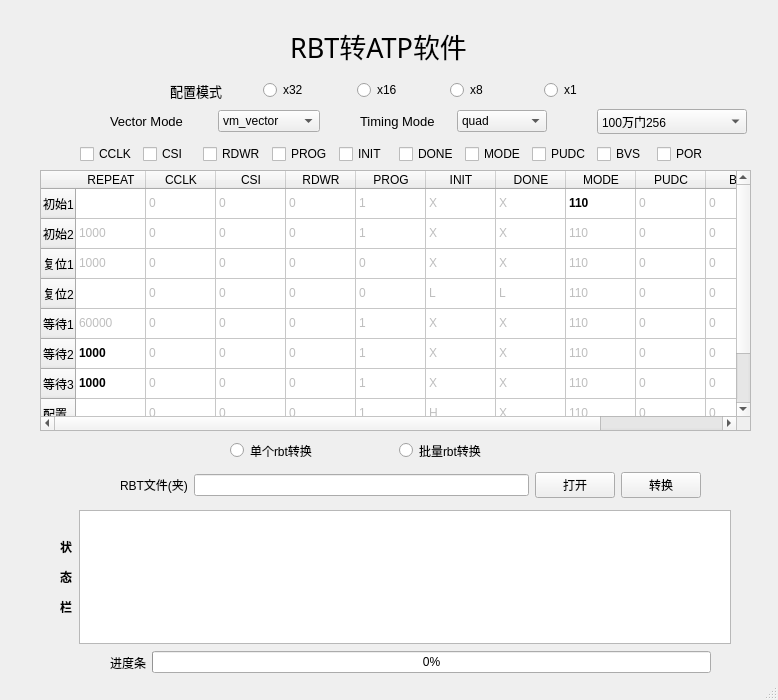
First picture: the form in RBT2ATP/RBT2ATPgui.ui, repository spincat12138/FPGA_tools, before the edit.
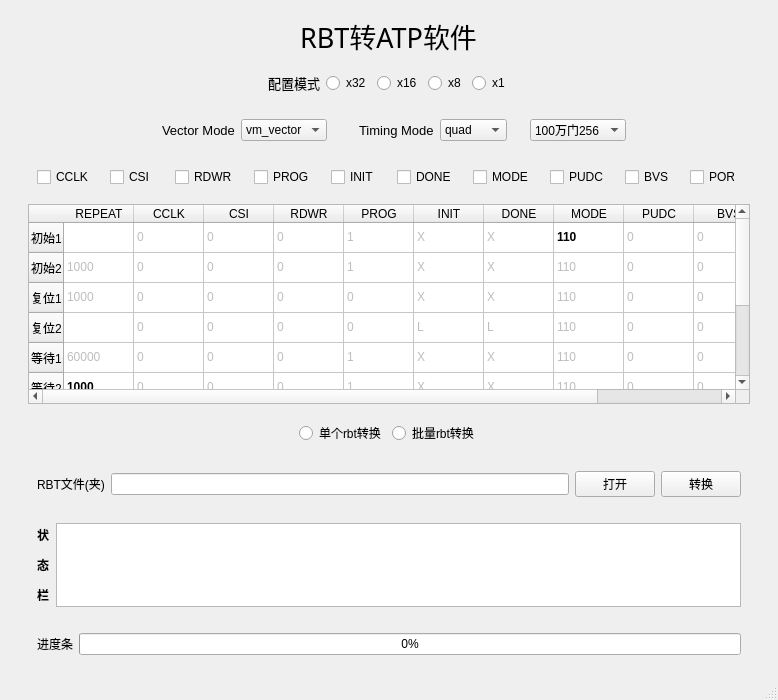
Second picture: the form after the edit.

Commit message: fix: RBT2ATP工具ui界面实现大小随窗口变化

```diff
--- a/RBT2ATP/RBT2ATPgui.ui
+++ b/RBT2ATP/RBT2ATPgui.ui
@@ -14,15 +14,24 @@
    <string>RBT转ATP软件</string>
   </property>
   <widget class="QWidget" name="centralwidget">
+   <layout class="QVBoxLayout" name="verticalLayout_main">
+    <property name="leftMargin">
+     <number>28</number>
+    </property>
+    <property name="topMargin">
+     <number>16</number>
+    </property>
+    <property name="rightMargin">
+     <number>28</number>
+    </property>
+    <property name="bottomMargin">
+     <number>14</number>
+    </property>
+    <property name="spacing">
+     <number>8</number>
+    </property>
+    <item alignment="Qt::AlignHCenter">
    <widget class="QLabel" name="title">
-    <property name="geometry">
-     <rect>
-      <x>290</x>
-      <y>30</y>
-      <width>201</width>
-      <height>31</height>
-     </rect>
-    </property>
     <property name="font">
      <font>
       <family>黑体</family>
@@ -41,16 +50,328 @@
     <property name="text">
      <string>RBT转ATP软件</string>
     </property>
-   </widget>
+      <property name="sizePolicy">
+       <sizepolicy hsizetype="Preferred" vsizetype="Fixed">
+        <horstretch>0</horstretch>
+        <verstretch>0</verstretch>
+       </sizepolicy>
+      </property>
+     </widget>
+    </item>
+    <item>
+     <layout class="QHBoxLayout" name="horizontalLayout_configLine">
+      <property name="spacing">
+       <number>12</number>
+      </property>
+      <item>
+       <spacer name="horizontalSpacer_configLeft">
+        <property name="orientation">
+         <enum>Qt::Horizontal</enum>
+        </property>
+        <property name="sizeHint" stdset="0">
+         <size>
+          <width>40</width>
+          <height>20</height>
+         </size>
+        </property>
+       </spacer>
+      </item>
+      <item>
+       <widget class="QWidget" name="layoutWidget">
+        <layout class="QHBoxLayout" name="horizontalLayout">
+         <item>
+          <widget class="QLabel" name="label_cfgMode">
+           <property name="font">
+            <font>
+             <pointsize>10</pointsize>
+            </font>
+           </property>
+           <property name="text">
+            <string>配置模式</string>
+           </property>
+          </widget>
+         </item>
+         <item>
+          <widget class="QRadioButton" name="radioButton_x32">
+           <property name="text">
+            <string>x32</string>
+           </property>
+          </widget>
+         </item>
+         <item>
+          <widget class="QRadioButton" name="radioButton_x16">
+           <property name="text">
+            <string>x16</string>
+           </property>
+          </widget>
+         </item>
+         <item>
+          <widget class="QRadioButton" name="radioButton_x8">
+           <property name="text">
+            <string>x8</string>
+           </property>
+          </widget>
+         </item>
+         <item>
+          <widget class="QRadioButton" name="radioButton_x1">
+           <property name="text">
+            <string>x1</string>
+           </property>
+          </widget>
+         </item>
+        </layout>
+       </widget>
+      </item>
+      <item>
+       <spacer name="horizontalSpacer_configRight">
+        <property name="orientation">
+         <enum>Qt::Horizontal</enum>
+        </property>
+        <property name="sizeHint" stdset="0">
+         <size>
+          <width>40</width>
+          <height>20</height>
+         </size>
+        </property>
+       </spacer>
+      </item>
+     </layout>
+    </item>
+    <item>
+     <layout class="QHBoxLayout" name="horizontalLayout_modeLine">
+      <property name="spacing">
+       <number>14</number>
+      </property>
+      <item>
+       <spacer name="horizontalSpacer_modeLeft">
+        <property name="orientation">
+         <enum>Qt::Horizontal</enum>
+        </property>
+        <property name="sizeHint" stdset="0">
+         <size>
+          <width>40</width>
+          <height>20</height>
+         </size>
+        </property>
+       </spacer>
+      </item>
+      <item>
+       <widget class="QWidget" name="layoutWidget">
+        <layout class="QHBoxLayout" name="horizontalLayout_8">
+         <item>
+          <widget class="QLabel" name="label_cfgMode_2">
+           <property name="font">
+            <font>
+             <pointsize>10</pointsize>
+            </font>
+           </property>
+           <property name="text">
+            <string>Vector Mode</string>
+           </property>
+          </widget>
+         </item>
+         <item>
+          <widget class="QComboBox" name="comboBox_vector">
+           <item>
+            <property name="text">
+             <string>vm_vector</string>
+            </property>
+           </item>
+           <item>
+            <property name="text">
+             <string>vector</string>
+            </property>
+           </item>
+          </widget>
+         </item>
+        </layout>
+       </widget>
+      </item>
+      <item>
+       <widget class="QWidget" name="layoutWidget">
+        <layout class="QHBoxLayout" name="horizontalLayout_2">
+         <item>
+          <widget class="QLabel" name="label_cfgMode_3">
+           <property name="font">
+            <font>
+             <pointsize>10</pointsize>
+            </font>
+           </property>
+           <property name="text">
+            <string>Timing Mode</string>
+           </property>
+          </widget>
+         </item>
+         <item>
+          <widget class="QComboBox" name="comboBox_mod_choose">
+           <item>
+            <property name="text">
+             <string>quad</string>
+            </property>
+           </item>
+           <item>
+            <property name="text">
+             <string>normal</string>
+            </property>
+           </item>
+           <item>
+            <property name="text">
+             <string>extend</string>
+            </property>
+           </item>
+          </widget>
+         </item>
+        </layout>
+       </widget>
+      </item>
+      <item>
+       <widget class="QComboBox" name="comboBox_vector_2">
+        <item>
+         <property name="text">
+          <string>100万门256</string>
+         </property>
+        </item>
+        <item>
+         <property name="text">
+          <string>V2其余</string>
+         </property>
+        </item>
+        <item>
+         <property name="text">
+          <string>U+</string>
+         </property>
+        </item>
+       </widget>
+      </item>
+      <item>
+       <spacer name="horizontalSpacer_modeRight">
+        <property name="orientation">
+         <enum>Qt::Horizontal</enum>
+        </property>
+        <property name="sizeHint" stdset="0">
+         <size>
+          <width>40</width>
+          <height>20</height>
+         </size>
+        </property>
+       </spacer>
+      </item>
+     </layout>
+    </item>
+    <item>
+     <widget class="QWidget" name="layoutWidget">
+      <layout class="QGridLayout" name="horizontalLayout_3">
+       <property name="horizontalSpacing">
+        <number>16</number>
+       </property>
+       <property name="verticalSpacing">
+        <number>6</number>
+       </property>
+       <item row="0" column="0">
+        <widget class="QCheckBox" name="checkBox_CCLK">
+         <property name="enabled">
+          <bool>true</bool>
+         </property>
+         <property name="text">
+          <string>CCLK</string>
+         </property>
+        </widget>
+       </item>
+       <item row="0" column="1">
+        <widget class="QCheckBox" name="checkBox_CSI">
+         <property name="enabled">
+          <bool>true</bool>
+         </property>
+         <property name="text">
+          <string>CSI</string>
+         </property>
+        </widget>
+       </item>
+       <item row="0" column="2">
+        <widget class="QCheckBox" name="checkBox_RDWR">
+         <property name="enabled">
+          <bool>true</bool>
+         </property>
+         <property name="text">
+          <string>RDWR</string>
+         </property>
+        </widget>
+       </item>
+       <item row="0" column="3">
+        <widget class="QCheckBox" name="checkBox_PROG">
+         <property name="enabled">
+          <bool>true</bool>
+         </property>
+         <property name="text">
+          <string>PROG</string>
+         </property>
+        </widget>
+       </item>
+       <item row="0" column="4">
+        <widget class="QCheckBox" name="checkBox_INIT">
+         <property name="enabled">
+          <bool>true</bool>
+         </property>
+         <property name="text">
+          <string>INIT</string>
+         </property>
+        </widget>
+       </item>
+        <item row="0" column="5">
+        <widget class="QCheckBox" name="checkBox_DONE">
+         <property name="enabled">
+          <bool>true</bool>
+         </property>
+         <property name="text">
+          <string>DONE</string>
+         </property>
+        </widget>
+       </item>
+        <item row="0" column="6">
+        <widget class="QCheckBox" name="checkBox_MODE">
+         <property name="enabled">
+          <bool>true</bool>
+         </property>
+         <property name="text">
+          <string>MODE</string>
+         </property>
+        </widget>
+       </item>
+        <item row="0" column="7">
+        <widget class="QCheckBox" name="checkBox_PUDC">
+         <property name="enabled">
+          <bool>true</bool>
+         </property>
+         <property name="text">
+          <string>PUDC</string>
+         </property>
+        </widget>
+       </item>
+        <item row="0" column="8">
+        <widget class="QCheckBox" name="checkBox_BVS">
+         <property name="enabled">
+          <bool>true</bool>
+         </property>
+         <property name="text">
+          <string>BVS</string>
+         </property>
+        </widget>
+       </item>
+        <item row="0" column="9">
+        <widget class="QCheckBox" name="checkBox_POR">
+         <property name="enabled">
+          <bool>true</bool>
+         </property>
+         <property name="text">
+          <string>POR</string>
+         </property>
+        </widget>
+       </item>
+      </layout>
+     </widget>
+    </item>
+    <item>
    <widget class="QTableWidget" name="tableWidget">
-    <property name="geometry">
-     <rect>
-      <x>40</x>
-      <y>170</y>
-      <width>711</width>
-      <height>261</height>
-     </rect>
-    </property>
     <property name="autoScrollMargin">
      <number>16</number>
     </property>
@@ -1021,16 +1342,40 @@
       <set>ItemIsSelectable|ItemIsDragEnabled|ItemIsUserCheckable</set>
      </property>
     </item>
-   </widget>
+      <property name="sizePolicy">
+       <sizepolicy hsizetype="Expanding" vsizetype="Expanding">
+        <horstretch>0</horstretch>
+        <verstretch>0</verstretch>
+       </sizepolicy>
+      </property>
+      <property name="minimumSize">
+       <size>
+        <width>620</width>
+        <height>200</height>
+       </size>
+      </property>
+     </widget>
+    </item>
+    <item>
+     <layout class="QHBoxLayout" name="horizontalLayout_convertModeLine">
+      <property name="spacing">
+       <number>12</number>
+      </property>
+      <item>
+       <spacer name="horizontalSpacer_convertLeft">
+        <property name="orientation">
+         <enum>Qt::Horizontal</enum>
+        </property>
+        <property name="sizeHint" stdset="0">
+         <size>
+          <width>40</width>
+          <height>20</height>
+         </size>
+        </property>
+       </spacer>
+      </item>
+      <item>
    <widget class="QWidget" name="layoutWidget">
-    <property name="geometry">
-     <rect>
-      <x>230</x>
-      <y>440</y>
-      <width>331</width>
-      <height>21</height>
-     </rect>
-    </property>
     <layout class="QHBoxLayout" name="horizontalLayout_4">
      <item>
       <widget class="QRadioButton" name="radioButton_singleRbt">
@@ -1048,66 +1393,24 @@
      </item>
     </layout>
    </widget>
-   <widget class="QWidget" name="layoutWidget">
-    <property name="geometry">
-     <rect>
-      <x>110</x>
-      <y>650</y>
-      <width>601</width>
-      <height>25</height>
-     </rect>
-    </property>
-    <layout class="QHBoxLayout" name="horizontalLayout_5">
-     <item>
-      <widget class="QLabel" name="label_pBar">
-       <property name="text">
-        <string>进度条</string>
-       </property>
-      </widget>
      </item>
      <item>
-      <widget class="QProgressBar" name="pBar">
-       <property name="value">
-        <number>0</number>
-       </property>
-      </widget>
-     </item>
-    </layout>
-   </widget>
-   <widget class="QWidget" name="layoutWidget">
-    <property name="geometry">
-     <rect>
-      <x>60</x>
-      <y>510</y>
-      <width>671</width>
-      <height>134</height>
-     </rect>
-    </property>
-    <layout class="QHBoxLayout" name="horizontalLayout_6">
-     <item>
-      <widget class="QLabel" name="label_statusBar">
-       <property name="styleSheet">
-        <string notr="true">font: 16pt &quot;微软雅黑&quot;;</string>
-       </property>
-       <property name="text">
-        <string>&lt;html&gt;&lt;head/&gt;&lt;body&gt;&lt;p&gt;&lt;span style=&quot; font-weight:600;&quot;&gt;状&lt;/span&gt;&lt;/p&gt;&lt;p&gt;&lt;span style=&quot; font-weight:600;&quot;&gt;态&lt;/span&gt;&lt;/p&gt;&lt;p&gt;&lt;span style=&quot; font-weight:600;&quot;&gt;栏&lt;/span&gt;&lt;/p&gt;&lt;/body&gt;&lt;/html&gt;</string>
-       </property>
-      </widget>
+       <spacer name="horizontalSpacer_convertRight">
+        <property name="orientation">
+         <enum>Qt::Horizontal</enum>
+        </property>
+        <property name="sizeHint" stdset="0">
+         <size>
+          <width>40</width>
+          <height>20</height>
+         </size>
+        </property>
+       </spacer>
+      </item>
+     </layout>
      </item>
      <item>
-      <widget class="QTextBrowser" name="textBrowser_statusBar"/>
-     </item>
-    </layout>
-   </widget>
    <widget class="QWidget" name="layoutWidget">
-    <property name="geometry">
-     <rect>
-      <x>120</x>
-      <y>470</y>
-      <width>581</width>
-      <height>30</height>
-     </rect>
-    </property>
     <layout class="QHBoxLayout" name="horizontalLayout_7">
      <item>
       <widget class="QLabel" name="label_openFile">
@@ -1134,279 +1437,74 @@
       </widget>
      </item>
     </layout>
-   </widget>
-   <widget class="QWidget" name="layoutWidget">
-    <property name="geometry">
-     <rect>
-      <x>170</x>
-      <y>80</y>
-      <width>461</width>
-      <height>21</height>
-     </rect>
-    </property>
-    <layout class="QHBoxLayout" name="horizontalLayout">
-     <item>
-      <widget class="QLabel" name="label_cfgMode">
-       <property name="font">
-        <font>
-         <pointsize>10</pointsize>
-        </font>
-       </property>
-       <property name="text">
-        <string>配置模式</string>
-       </property>
+      <property name="sizePolicy">
+       <sizepolicy hsizetype="Expanding" vsizetype="Fixed">
+        <horstretch>0</horstretch>
+        <verstretch>0</verstretch>
+       </sizepolicy>
+      </property>
       </widget>
      </item>
      <item>
-      <widget class="QRadioButton" name="radioButton_x32">
-       <property name="text">
-        <string>x32</string>
-       </property>
-      </widget>
-     </item>
+     <widget class="QWidget" name="layoutWidget">
+      <layout class="QHBoxLayout" name="horizontalLayout_6">
      <item>
-      <widget class="QRadioButton" name="radioButton_x16">
-       <property name="text">
-        <string>x16</string>
-       </property>
-      </widget>
-     </item>
-     <item>
-      <widget class="QRadioButton" name="radioButton_x8">
+        <widget class="QLabel" name="label_statusBar">
+         <property name="styleSheet">
+          <string notr="true">font: 16pt "微软雅黑";</string>
+         </property>
        <property name="text">
-        <string>x8</string>
+          <string>&lt;html&gt;&lt;head/&gt;&lt;body&gt;&lt;p&gt;&lt;span style=" font-weight:600;"&gt;状&lt;/span&gt;&lt;/p&gt;&lt;p&gt;&lt;span style=" font-weight:600;"&gt;态&lt;/span&gt;&lt;/p&gt;&lt;p&gt;&lt;span style=" font-weight:600;"&gt;栏&lt;/span&gt;&lt;/p&gt;&lt;/body&gt;&lt;/html&gt;</string>
        </property>
       </widget>
      </item>
      <item>
-      <widget class="QRadioButton" name="radioButton_x1">
-       <property name="text">
-        <string>x1</string>
-       </property>
-      </widget>
-     </item>
-    </layout>
-   </widget>
-   <widget class="QWidget" name="layoutWidget">
-    <property name="geometry">
-     <rect>
-      <x>80</x>
-      <y>144</y>
-      <width>631</width>
-      <height>21</height>
-     </rect>
-    </property>
-    <layout class="QHBoxLayout" name="horizontalLayout_3">
-     <item>
-      <widget class="QCheckBox" name="checkBox_CCLK">
-       <property name="enabled">
-        <bool>true</bool>
-       </property>
-       <property name="text">
-        <string>CCLK</string>
-       </property>
+        <widget class="QTextBrowser" name="textBrowser_statusBar" />
+       </item>
+      </layout>
+      <property name="sizePolicy">
+       <sizepolicy hsizetype="Expanding" vsizetype="Expanding">
+        <horstretch>0</horstretch>
+        <verstretch>0</verstretch>
+       </sizepolicy>
+      </property>
+      <property name="minimumSize">
+       <size>
+        <width>620</width>
+        <height>80</height>
+       </size>
+      </property>
       </widget>
      </item>
      <item>
-      <widget class="QCheckBox" name="checkBox_CSI">
-       <property name="enabled">
-        <bool>true</bool>
-       </property>
-       <property name="text">
-        <string>CSI</string>
-       </property>
-      </widget>
-     </item>
-     <item>
-      <widget class="QCheckBox" name="checkBox_RDWR">
-       <property name="enabled">
-        <bool>true</bool>
-       </property>
-       <property name="text">
-        <string>RDWR</string>
-       </property>
-      </widget>
-     </item>
-     <item>
-      <widget class="QCheckBox" name="checkBox_PROG">
-       <property name="enabled">
-        <bool>true</bool>
-       </property>
-       <property name="text">
-        <string>PROG</string>
-       </property>
-      </widget>
-     </item>
-     <item>
-      <widget class="QCheckBox" name="checkBox_INIT">
-       <property name="enabled">
-        <bool>true</bool>
-       </property>
-       <property name="text">
-        <string>INIT</string>
-       </property>
-      </widget>
-     </item>
-     <item>
-      <widget class="QCheckBox" name="checkBox_DONE">
-       <property name="enabled">
-        <bool>true</bool>
-       </property>
-       <property name="text">
-        <string>DONE</string>
-       </property>
-      </widget>
-     </item>
-     <item>
-      <widget class="QCheckBox" name="checkBox_MODE">
-       <property name="enabled">
-        <bool>true</bool>
-       </property>
-       <property name="text">
-        <string>MODE</string>
-       </property>
-      </widget>
-     </item>
-     <item>
-      <widget class="QCheckBox" name="checkBox_PUDC">
-       <property name="enabled">
-        <bool>true</bool>
-       </property>
-       <property name="text">
-        <string>PUDC</string>
-       </property>
-      </widget>
-     </item>
-     <item>
-      <widget class="QCheckBox" name="checkBox_BVS">
-       <property name="enabled">
-        <bool>true</bool>
-       </property>
-       <property name="text">
-        <string>BVS</string>
-       </property>
-      </widget>
-     </item>
-     <item>
-      <widget class="QCheckBox" name="checkBox_POR">
-       <property name="enabled">
-        <bool>true</bool>
-       </property>
-       <property name="text">
-        <string>POR</string>
-       </property>
-      </widget>
-     </item>
-    </layout>
-   </widget>
    <widget class="QWidget" name="layoutWidget">
-    <property name="geometry">
-     <rect>
-      <x>110</x>
-      <y>110</y>
-      <width>210</width>
-      <height>23</height>
-     </rect>
-    </property>
-    <layout class="QHBoxLayout" name="horizontalLayout_8">
+      <layout class="QHBoxLayout" name="horizontalLayout_5">
      <item>
-      <widget class="QLabel" name="label_cfgMode_2">
-       <property name="font">
-        <font>
-         <pointsize>10</pointsize>
-        </font>
-       </property>
+        <widget class="QLabel" name="label_pBar">
        <property name="text">
-        <string>Vector Mode</string>
+          <string>进度条</string>
        </property>
       </widget>
      </item>
      <item>
-      <widget class="QComboBox" name="comboBox_vector">
-       <item>
-        <property name="text">
-         <string>vm_vector</string>
-        </property>
-       </item>
-       <item>
-        <property name="text">
-         <string>vector</string>
-        </property>
-       </item>
+        <widget class="QProgressBar" name="pBar">
+         <property name="value">
+          <number>0</number>
+         </property>
       </widget>
      </item>
     </layout>
-   </widget>
-   <widget class="QWidget" name="layoutWidget">
-    <property name="geometry">
-     <rect>
-      <x>360</x>
-      <y>110</y>
-      <width>187</width>
-      <height>23</height>
-     </rect>
-    </property>
-    <layout class="QHBoxLayout" name="horizontalLayout_2">
-     <item>
-      <widget class="QLabel" name="label_cfgMode_3">
-       <property name="font">
-        <font>
-         <pointsize>10</pointsize>
-        </font>
-       </property>
-       <property name="text">
-        <string>Timing Mode</string>
-       </property>
-      </widget>
-     </item>
-     <item>
-      <widget class="QComboBox" name="comboBox_mod_choose">
-       <item>
-        <property name="text">
-         <string>quad</string>
-        </property>
-       </item>
-       <item>
-        <property name="text">
-         <string>normal</string>
-        </property>
-       </item>
-       <item>
-        <property name="text">
-         <string>extend</string>
-        </property>
-       </item>
-      </widget>
-     </item>
-    </layout>
-   </widget>
-   <widget class="QComboBox" name="comboBox_vector_2">
-    <property name="geometry">
-     <rect>
-      <x>597</x>
-      <y>109</y>
-      <width>150</width>
-      <height>25</height>
-     </rect>
-    </property>
-    <item>
-     <property name="text">
-      <string>100万门256</string>
-     </property>
-    </item>
-    <item>
-     <property name="text">
-      <string>V2其余</string>
-     </property>
-    </item>
-    <item>
-     <property name="text">
-      <string>U+</string>
-     </property>
-    </item>
-   </widget>
-  </widget>
-  <widget class="QStatusBar" name="statusbar"/>
+      <property name="sizePolicy">
+       <sizepolicy hsizetype="Expanding" vsizetype="Fixed">
+        <horstretch>0</horstretch>
+        <verstretch>0</verstretch>
+       </sizepolicy>
+      </property>
+     </widget>
+    </item>
+   </layout>
+  </widget>
+  <widget class="QStatusBar" name="statusbar" />
  </widget>
  <tabstops>
   <tabstop>radioButton_x32</tabstop>
```
Left out of the diff: 14 changed lines with no effect on the pictures. Lines whose indentation alone changed are shown as unchanged. The commit also changes 6 other files.
